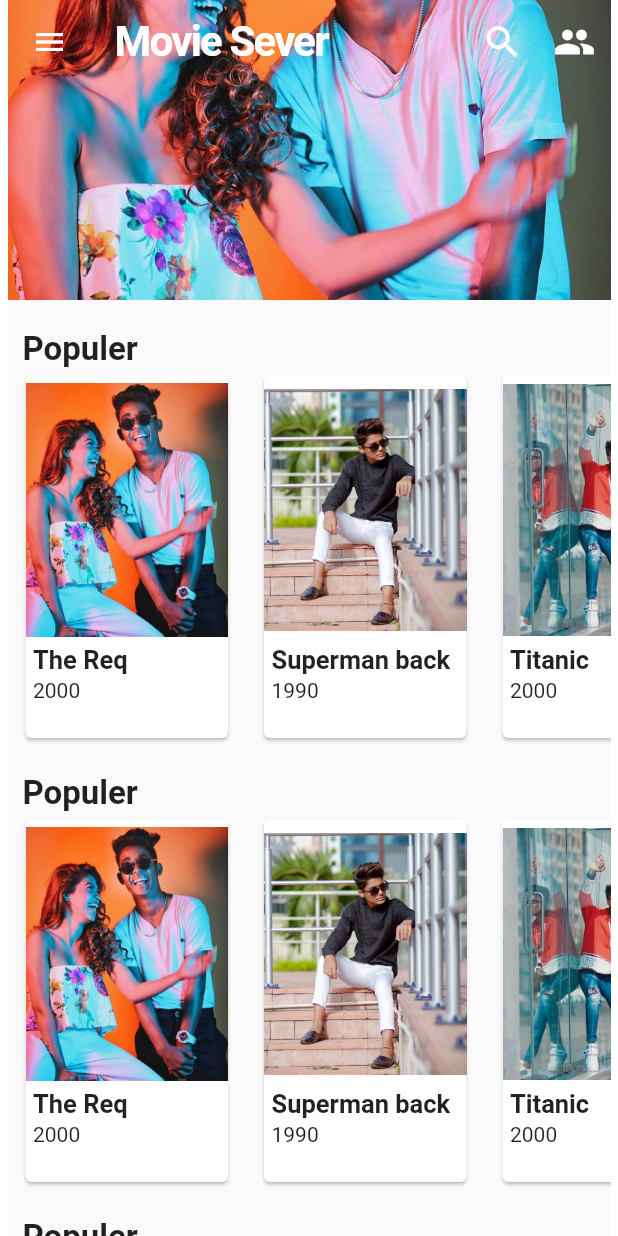
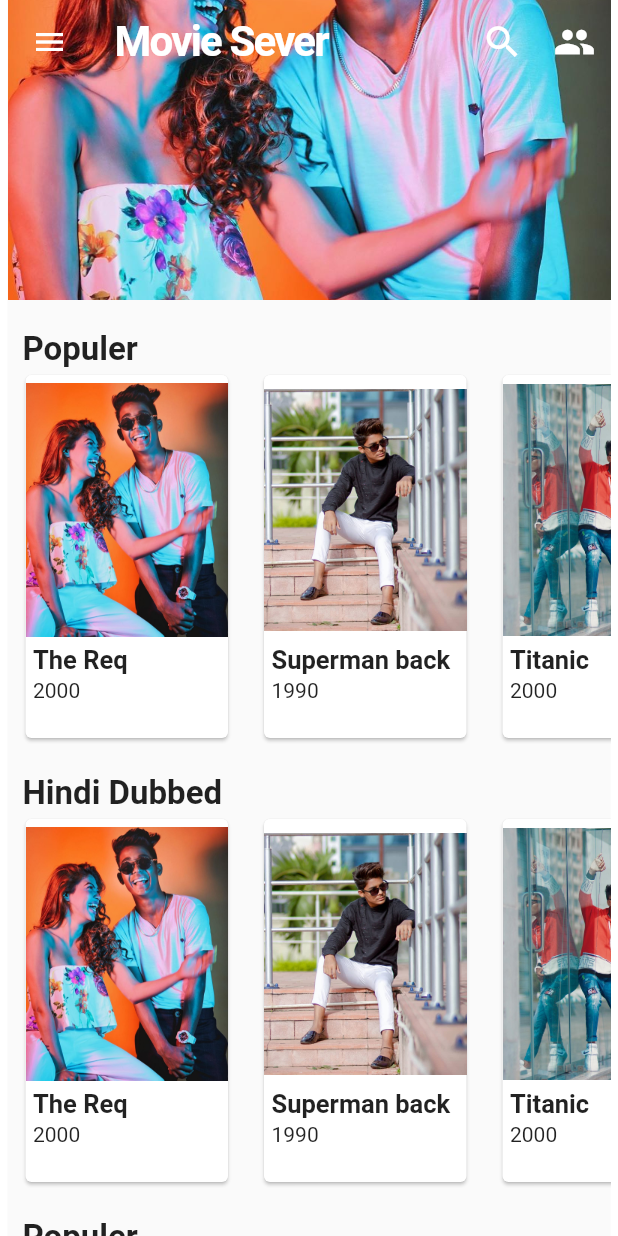
Before and after one commit to xaakib/movie_server, a Flutter app: the screen it shows after launch, on a phone screen of 412 x 824 dp. Run offline on Flutter 3.47's test engine with Material 2 defaults, Android fonts, the phone set to English and light mode, and no system bars; missing offline and left inert: dart:html.

Commit message:
changed something
changed something

```diff
--- a/lib/screens/home_screen.dart
+++ b/lib/home_screen.dart
@@ -1,7 +1,24 @@
+import 'dart:html';
+
 import 'package:flutter/material.dart';
-import 'package:movie_server/screens/populer_horizontal.dart';
+import 'package:movie_server/screens/hindi_dubbed/hindi_dubbed.dart';
+import 'package:movie_server/screens/populer/populer_horizontal.dart';
 
 class HomeScreen extends StatelessWidget {
+  // realAds() {
+  //   return Container(
+  //     height: 80,
+  //     color: Colors.blue,
+  //     child: Text(
+  //       "For Ads",
+  //       style: TextStyle(
+  //         color: Colors.white,
+  //         fontSize: 20,
+  //       ),
+  //     ),
+  //   );
+  // }
+
   @override
   Widget build(BuildContext context) {
     return Padding(
@@ -57,12 +74,12 @@ class HomeScreen extends StatelessWidget {
             ),
             SliverPadding(padding: EdgeInsets.only(top: 20)),
             SliverToBoxAdapter(
-              child: PopulerRowContainer(),
+              child: HindiDubbed(),
             ),
-            SliverPadding(padding: EdgeInsets.only(top: 20)),
-            SliverToBoxAdapter(
-              child: PopulerRowContainer(),
-            ),
+            // SliverPadding(padding: EdgeInsets.only(top: 20)),
+            // SliverToBoxAdapter(
+            //   child: realAds(),
+            // ),
             SliverPadding(padding: EdgeInsets.only(top: 20)),
             SliverToBoxAdapter(
               child: PopulerRowContainer(),
--- a/lib/main.dart
+++ b/lib/main.dart
@@ -1,5 +1,5 @@
 import 'package:flutter/material.dart';
-import 'package:movie_server/screens/home_screen.dart';
+import 'package:movie_server/home_screen.dart';
 
 void main() {
   runApp(
--- a/lib/screens/populer_horizontal.dart
+++ b/lib/screens/hindi_dubbed/hindi_dubbed.dart
@@ -1,8 +1,10 @@
 import 'package:flutter/material.dart';
 import 'package:movie_server/data/data.dart';
-import 'package:movie_server/screens/details_screen.dart';
+import 'package:movie_server/screens/populer/details_screen.dart';
 
-class PopulerRowContainer extends StatelessWidget {
+import 'details_hindi_dubbed.dart';
+
+class HindiDubbed extends StatelessWidget {
   @override
   Widget build(BuildContext context) {
     return Column(
@@ -11,7 +13,7 @@ class PopulerRowContainer extends StatelessWidget {
         Padding(
           padding: const EdgeInsets.only(left: 10),
           child: Text(
-            "Populer",
+            "Hindi Dubbed",
             style: TextStyle(
               fontSize: 22,
               fontWeight: FontWeight.bold,
@@ -29,7 +31,8 @@ class PopulerRowContainer extends StatelessWidget {
                   Navigator.push(
                       context,
                       MaterialPageRoute(
-                          builder: (context) => DetailScreen(populer[index])));
+                          builder: (context) =>
+                              HinidDubbedDetails(populer[index])));
                 },
                 child: Padding(
                   padding: const EdgeInsets.symmetric(horizontal: 8),
--- /dev/null
+++ b/lib/screens/populer/populer_horizontal.dart
@@ -0,0 +1,75 @@
+import 'package:flutter/material.dart';
+import 'package:movie_server/data/data.dart';
+import 'package:movie_server/screens/populer/details_screen.dart';
+
+class PopulerRowContainer extends StatelessWidget {
+  @override
+  Widget build(BuildContext context) {
+    return Column(
+      crossAxisAlignment: CrossAxisAlignment.start,
+      children: [
+        Padding(
+          padding: const EdgeInsets.only(left: 10),
+          child: Text(
+            "Populer",
+            style: TextStyle(
+              fontSize: 22,
+              fontWeight: FontWeight.bold,
+            ),
+          ),
+        ),
+        Container(
+          height: 250,
+          child: ListView.builder(
+            scrollDirection: Axis.horizontal,
+            itemCount: populer.length,
+            itemBuilder: (BuildContext context, int index) {
+              return GestureDetector(
+                onTap: () {
+                  Navigator.push(
+                      context,
+                      MaterialPageRoute(
+                          builder: (context) => DetailScreen(populer[index])));
+                },
+                child: Padding(
+                  padding: const EdgeInsets.symmetric(horizontal: 8),
+                  child: Card(
+                    child: Column(
+                      crossAxisAlignment: CrossAxisAlignment.start,
+                      children: [
+                        Container(
+                          height: 180,
+                          width: 135,
+                          child: Image.asset(populer[index].image),
+                        ),
+                        Padding(
+                          padding: const EdgeInsets.only(left: 5),
+                          child: Column(
+                            crossAxisAlignment: CrossAxisAlignment.start,
+                            children: [
+                              Text(
+                                populer[index].name,
+                                style: TextStyle(
+                                  fontSize: 17,
+                                  fontWeight: FontWeight.bold,
+                                ),
+                              ),
+                              SizedBox(
+                                height: 2,
+                              ),
+                              Text((populer[index].releseDate)),
+                            ],
+                          ),
+                        )
+                      ],
+                    ),
+                  ),
+                ),
+              );
+            },
+          ),
+        ),
+      ],
+    );
+  }
+}
```
Also changed, not shown: lib/screens/hindi_dubbed/details_hindi_dubbed.dart (renamed from lib/screens/details_screen.dart, +17 -4 lines), lib/screens/populer/details_screen.dart (added, +261 -0 lines), pubspec.yaml (+5 -12 lines), lib/screens/requerment/requerment-details.dart (renamed from lib/screens/requerment-details.dart), lib/screens/requerment/requerment_class.dart (renamed from lib/screens/requerment_row.dart), pubspec.lock.
